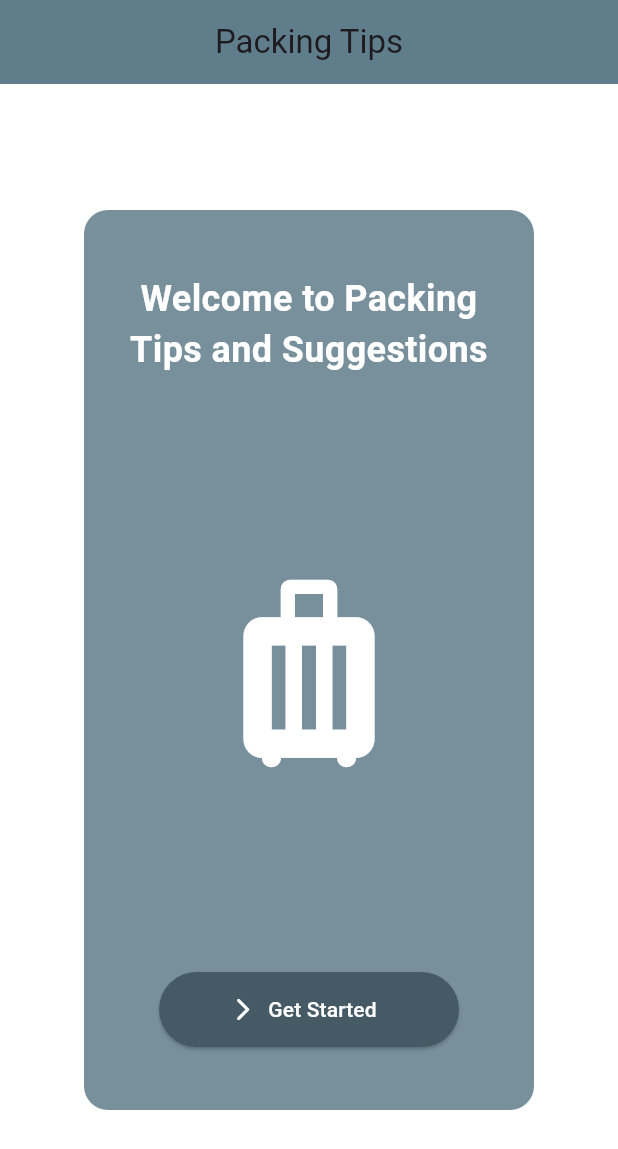
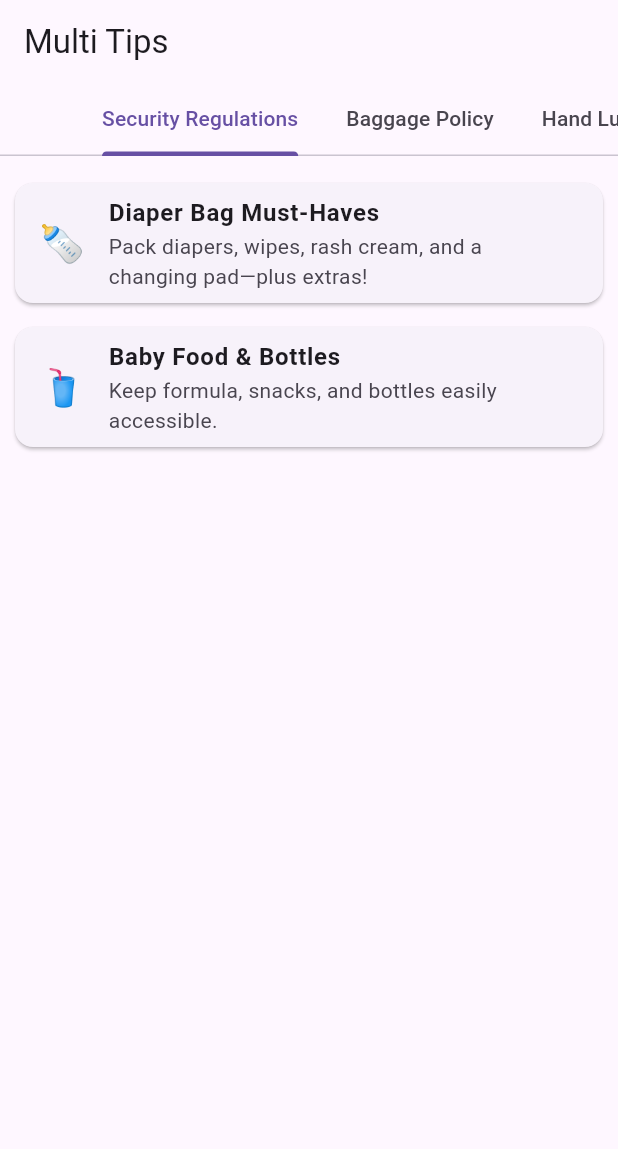
Before and after one commit to CREW-72/jet-set-go, a Flutter app: the screen it shows after launch, on a phone screen of 412 x 824 dp. Shown: the top 1149 px of the screen. Run offline on Flutter 3.47's test engine with Material 3 defaults, Android fonts, the phone set to English and light mode, and no system bars.

Commit message:
security based tips first commit

```diff
--- a/lib/main.dart
+++ b/lib/main.dart
@@ -1,8 +1,9 @@
 import 'package:flutter/material.dart';
 import 'package:jet_set_go/landing_page.dart';
+import 'package:jet_set_go/security_based_tips.dart';
 
 
 
 void main() => runApp(MaterialApp(
-  home: LandingPage(),
+  home: SecurityBasedTips(),
 ));
--- /dev/null
+++ b/lib/security_based_tips.dart
@@ -0,0 +1,64 @@
+// lib/multi_tips_screen.dart
+import 'package:flutter/material.dart';
+
+class SecurityBasedTips extends StatelessWidget {
+  final Map<String, List<Map<String, String>>> tips = {
+    "Security Regulations": [
+      {"title": "Diaper Bag Must-Haves", "icon": "🍼", "desc": "Pack diapers, wipes, rash cream, and a changing pad—plus extras!"},
+      {"title": "Baby Food & Bottles", "icon": "🥤", "desc": "Keep formula, snacks, and bottles easily accessible."},
+    ],
+    "Baggage Policy": [
+      {"title": "Little Explorer’s Backpack", "icon": "🎒", "desc": "Let kids carry their own essentials."},
+      {"title": "Fun on the Go", "icon": "🎨", "desc": "Bring coloring books, travel games, and a tablet with content."},
+    ],
+    "Hand Luggage Restrictions": [
+      {"title": "Pack Your Own Carry-On", "icon": "🎧", "desc": "Teens should carry their essentials like charger and snacks."},
+      {"title": "Stay Connected", "icon": "📱", "desc": "Download offline maps and travel apps for easy navigation."},
+    ],
+    "Important Security Guidelines": [
+      {"title": "Travel Light", "icon": "🧳", "desc": "Pack only what you need to avoid heavy luggage."},
+      {"title": "Stay Hydrated", "icon": "💧", "desc": "Carry a reusable water bottle to stay hydrated."},
+    ],
+    "Prohibited Items": [
+      {"title": "Comfortable Shoes", "icon": "👟", "desc": "Wear comfortable shoes for long walks."},
+      {"title": "Medication", "icon": "💊", "desc": "Keep your medication in your carry-on bag."},
+    ],
+    "Baggage Interlining": [
+      {"title": "Pet Carrier", "icon": "🐾", "desc": "Use a comfortable pet carrier for your pet."},
+      {"title": "Pet Food", "icon": "🍖", "desc": "Pack enough pet food for the trip."},
+    ],
+  };
+
+  @override
+  Widget build(BuildContext context) {
+    return DefaultTabController(
+      length: tips.keys.length,
+      child: Scaffold(
+        appBar: AppBar(
+          title: Text("Multi Tips"),
+          bottom: TabBar(
+            isScrollable: true,
+            tabs: tips.keys.map((category) => Tab(text: category)).toList(),
+          ),
+        ),
+        body: TabBarView(
+          children: tips.keys.map((category) {
+            return ListView(
+              padding: EdgeInsets.all(10),
+              children: tips[category]!.map((tip) {
+                return Card(
+                  margin: EdgeInsets.symmetric(vertical: 8),
+                  child: ListTile(
+                    leading: Text(tip["icon"]!, style: TextStyle(fontSize: 24)),
+                    title: Text(tip["title"]!, style: TextStyle(fontWeight: FontWeight.bold)),
+                    subtitle: Text(tip["desc"]!),
+                  ),
+                );
+              }).toList(),
+            );
+          }).toList(),
+        ),
+      ),
+    );
+  }
+}
```
